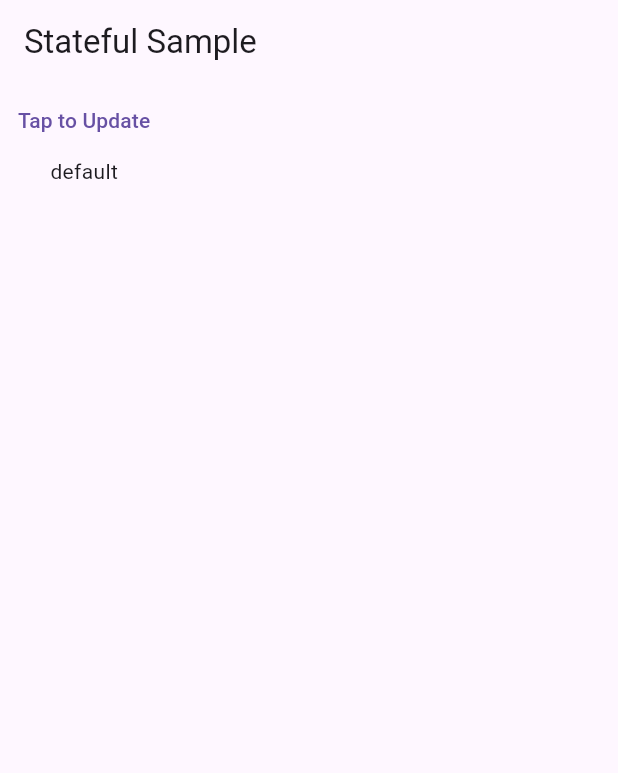
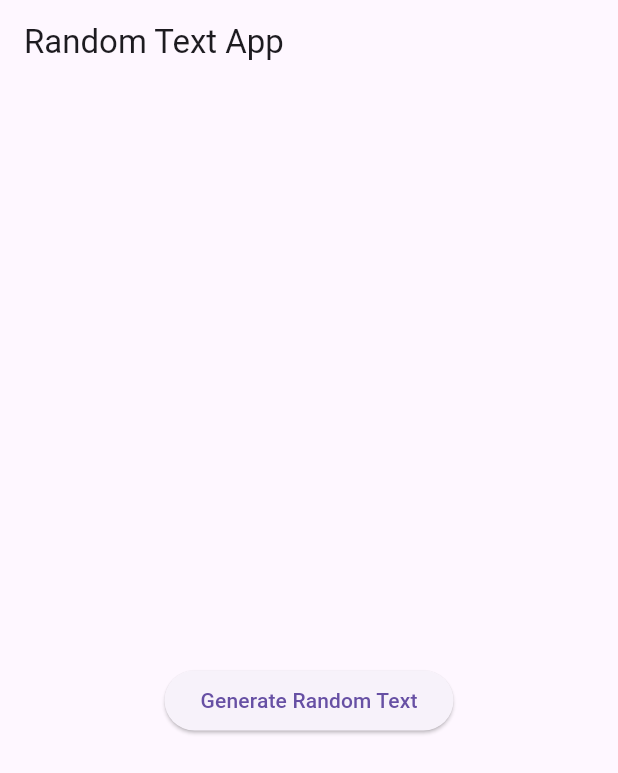
Before and after one commit to stevhens/flutter_learn, a Flutter app: the screen it shows after launch, on a phone screen of 412 x 824 dp. Shown: the top 773 px of the screen. Run offline on Flutter 3.47's test engine with Material 3 defaults, Android fonts, the phone set to English and light mode, and no system bars; our stand-ins replace dio, flutter_bloc.

Commit message:
Add StateManagement samples

```diff
--- /dev/null
+++ b/lib/samples/state_management_bloc_samples.dart
@@ -0,0 +1,94 @@
+import 'package:flutter/material.dart';
+import 'package:flutter_bloc/flutter_bloc.dart';
+import 'dart:math';
+
+abstract class BlocRandomTextEvent {}
+
+class BlocRandomTextGenerateEvent extends BlocRandomTextEvent {}
+
+abstract class BlocRandomTextState {}
+
+class BlocRandomTextInitialState extends BlocRandomTextState {}
+
+class BlocRandomTextLoadingState extends BlocRandomTextState {}
+
+class BlocRandomTextLoadedState extends BlocRandomTextState {
+  final String value;
+
+  BlocRandomTextLoadedState(this.value);
+}
+
+class RandomTextBloc extends Bloc<BlocRandomTextEvent, BlocRandomTextState> {
+  RandomTextBloc() : super(BlocRandomTextInitialState()) {
+    on<BlocRandomTextGenerateEvent>((event, emit) {
+      emit(BlocRandomTextLoadingState());
+      final result = _generateRandomText();
+      emit(BlocRandomTextLoadedState(result));
+    });
+  }
+
+  String _generateRandomText() {
+    final random = Random();
+    final length = random.nextInt(10) + 5;
+    return String.fromCharCodes(
+        List.generate(length, (index) => random.nextInt(26) + 65));
+  }
+}
+
+class MyStateManagementBlocApp extends StatelessWidget {
+  @override
+  Widget build(BuildContext context) {
+    return MaterialApp(
+      home: MultiBlocProvider(providers: [
+        BlocProvider<RandomTextBloc>(
+          create: (context) => RandomTextBloc(),
+        ),
+      ], child: RandomTextPage()),
+    );
+  }
+}
+
+class RandomTextPage extends StatelessWidget {
+  @override
+  Widget build(BuildContext context) {
+    return Scaffold(
+      appBar: AppBar(
+        title: Text('Random Text App'),
+      ),
+      body: Center(
+        child: Column(
+          mainAxisAlignment: MainAxisAlignment.center,
+          children: <Widget>[
+            BlocBuilder<RandomTextBloc, BlocRandomTextState>(
+                builder: (context, state) {
+              if (state is BlocRandomTextLoadingState) {
+                return const Center(
+                  child: CircularProgressIndicator(),
+                );
+              } else if (state is BlocRandomTextLoadedState) {
+                return Text(
+                  state.value,
+                  style: const TextStyle(fontSize: 24),
+                );
+              } else {
+                return Text(
+                  '',
+                  style: const TextStyle(fontSize: 24),
+                );
+              }
+            }),
+            const SizedBox(height: 20),
+            ElevatedButton(
+              onPressed: () {
+                context
+                    .read<RandomTextBloc>()
+                    .add(BlocRandomTextGenerateEvent());
+              },
+              child: Text('Generate Random Text'),
+            ),
+          ],
+        ),
+      ),
+    );
+  }
+}
--- /dev/null
+++ b/lib/samples/state_management_cubit_samples.dart
@@ -0,0 +1,77 @@
+import 'package:flutter/material.dart';
+import 'package:flutter_bloc/flutter_bloc.dart';
+import 'dart:math';
+
+class TextCubit extends Cubit<String> {
+  TextCubit() : super('');
+
+  void generateRandomText() {
+    final random = Random();
+    final length = random.nextInt(10) + 5;
+    final result = String.fromCharCodes(
+        List.generate(length, (index) => random.nextInt(26) + 65));
+    emit(result);
+  }
+
+  @override
+  void onChange(Change<String> change) {
+    super.onChange(change);
+    debugPrint(change.currentState);
+    debugPrint(change.nextState);
+  }
+}
+
+class MyStateManagementCubitApp extends StatelessWidget {
+  @override
+  Widget build(BuildContext context) {
+    return MaterialApp(
+      home: MultiBlocProvider(providers: [
+        BlocProvider(
+          create: (context) => TextCubit(),
+        ),
+      ], child: RandomTextPage()),
+    );
+  }
+}
+
+class RandomTextPage extends StatelessWidget {
+  @override
+  Widget build(BuildContext context) {
+    return Scaffold(
+      appBar: AppBar(
+        title: Text('Random Text App'),
+      ),
+      body: Center(
+        child: Column(
+          mainAxisAlignment: MainAxisAlignment.center,
+          children: <Widget>[
+            BlocBuilder<TextCubit, String>(builder: (context, state) {
+              return Text(
+                state,
+                style: TextStyle(fontSize: 24),
+              );
+            }),
+            // BlocConsumer<TextCubit, String>(listener: (context, state) {
+            //   final textCubit = context.read<TextCubit>();
+
+            //   // Do Somethin here: Send a notification, consume an endpoint, analytics, etc.
+            // }, builder: (context, state) {
+            //   final textCubit = context.read<TextCubit>();
+            //   return Text(
+            //     textCubit.state,
+            //     style: TextStyle(fontSize: 24),
+            //   );
+            // }),
+            SizedBox(height: 20),
+            ElevatedButton(
+              onPressed: () {
+                context.read<TextCubit>().generateRandomText();
+              },
+              child: Text('Generate Random Text'),
+            ),
+          ],
+        ),
+      ),
+    );
+  }
+}
--- a/pubspec.yaml
+++ b/pubspec.yaml
@@ -32,6 +32,7 @@ dependencies:
     sdk: flutter
   dio: ^5.4.0
   provider: ^6.1.0
+  flutter_bloc: ^8.0.0
 
 dev_dependencies:
   flutter_test:
```
Also changed, not shown: lib/main.dart (+8 -1 lines), lib/samples/state_management_provider_samples.dart (added, +60 -0 lines), pubspec.lock.
